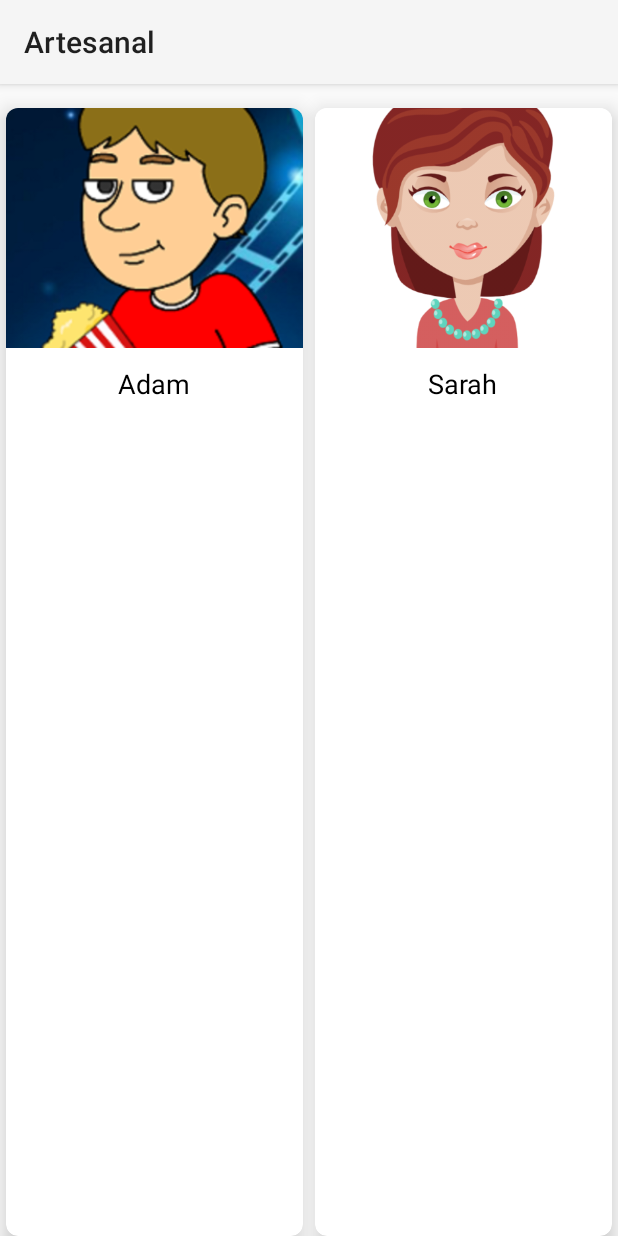
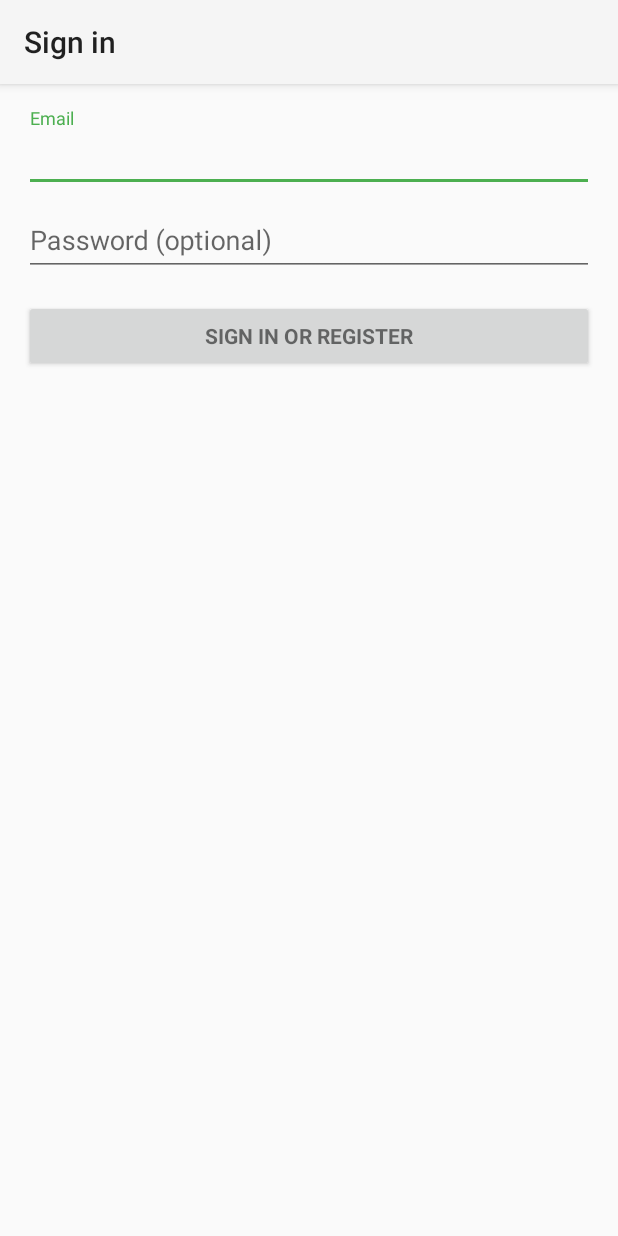
Before and after one commit to codejat/Artesanal, an Android app: the screen it shows after launch (ContactsActivity before the commit, LoginActivity after it), on a phone screen of 412 x 824 dp. Run offline under Robolectric (Android 15) with nearby library versions, the phone set to English and light mode, and no system bars; 2 statements that could not run were skipped.

Commit message:
commit_20130310

```diff
--- /dev/null
+++ b/app/src/main/java/app/com/ecandle/artesanal/activities/LoginActivity.java
@@ -0,0 +1,354 @@
+package app.com.ecandle.artesanal.activities;
+
+import android.animation.Animator;
+import android.animation.AnimatorListenerAdapter;
+import android.annotation.TargetApi;
+import android.app.LoaderManager.LoaderCallbacks;
+import android.content.CursorLoader;
+import android.content.Intent;
+import android.content.Loader;
+import android.content.pm.PackageManager;
+import android.database.Cursor;
+import android.net.Uri;
+import android.os.AsyncTask;
+import android.os.Build;
+import android.os.Bundle;
+import android.provider.ContactsContract;
+import android.support.annotation.NonNull;
+import android.support.design.widget.Snackbar;
+import android.support.v7.app.AppCompatActivity;
+import android.text.TextUtils;
+import android.view.KeyEvent;
+import android.view.View;
+import android.view.View.OnClickListener;
+import android.view.inputmethod.EditorInfo;
+import android.widget.ArrayAdapter;
+import android.widget.AutoCompleteTextView;
+import android.widget.Button;
+import android.widget.EditText;
+import android.widget.TextView;
+
+import java.util.ArrayList;
+import java.util.List;
+
+import app.com.ecandle.artesanal.R;
+
+import static android.Manifest.permission.READ_CONTACTS;
+
+/**
+ * A login screen that offers login via email/password.
+ */
+public class LoginActivity extends AppCompatActivity implements LoaderCallbacks<Cursor> {
+
+    /**
+     * Id to identity READ_CONTACTS permission request.
+     */
+    private static final int REQUEST_READ_CONTACTS = 0;
+
+    /**
+     * A dummy authentication store containing known user names and passwords.
+     * TODO: remove after connecting to a real authentication system.
+     */
+    private static final String[] DUMMY_CREDENTIALS = new String[]{
+            "foo@example.com:hello", "bar@example.com:world"
+    };
+    /**
+     * Keep track of the login task to ensure we can cancel it if requested.
+     */
+    private UserLoginTask mAuthTask = null;
+
+    // UI references.
+    private AutoCompleteTextView mEmailView;
+    private EditText mPasswordView;
+    private View mProgressView;
+    private View mLoginFormView;
+
+    @Override
+    protected void onCreate(Bundle savedInstanceState) {
+        super.onCreate(savedInstanceState);
+        setContentView(R.layout.activity_login);
+        // Set up the login form.
+        mEmailView = (AutoCompleteTextView) findViewById(R.id.email);
+        populateAutoComplete();
+
+        mPasswordView = (EditText) findViewById(R.id.password);
+        mPasswordView.setOnEditorActionListener(new TextView.OnEditorActionListener() {
+            @Override
+            public boolean onEditorAction(TextView textView, int id, KeyEvent keyEvent) {
+                if (id == R.id.login || id == EditorInfo.IME_NULL) {
+                    attemptLogin();
+                    return true;
+                }
+                return false;
+            }
+        });
+
+        Button mEmailSignInButton = (Button) findViewById(R.id.email_sign_in_button);
+        mEmailSignInButton.setOnClickListener(new OnClickListener() {
+            @Override
+            public void onClick(View view) {
+                attemptLogin();
+            }
+        });
+
+        mLoginFormView = findViewById(R.id.login_form);
+        mProgressView = findViewById(R.id.login_progress);
+    }
+
+    private void populateAutoComplete() {
+        if (!mayRequestContacts()) {
+            return;
+        }
+
+        getLoaderManager().initLoader(0, null, this);
+    }
+
+    private boolean mayRequestContacts() {
+        if (Build.VERSION.SDK_INT < Build.VERSION_CODES.M) {
+            return true;
+        }
+        if (checkSelfPermission(READ_CONTACTS) == PackageManager.PERMISSION_GRANTED) {
+            return true;
+        }
+        if (shouldShowRequestPermissionRationale(READ_CONTACTS)) {
+            Snackbar.make(mEmailView, R.string.permission_rationale, Snackbar.LENGTH_INDEFINITE)
+                    .setAction(android.R.string.ok, new View.OnClickListener() {
+                        @Override
+                        @TargetApi(Build.VERSION_CODES.M)
+                        public void onClick(View v) {
+                            requestPermissions(new String[]{READ_CONTACTS}, REQUEST_READ_CONTACTS);
+                        }
+                    });
+        } else {
+            requestPermissions(new String[]{READ_CONTACTS}, REQUEST_READ_CONTACTS);
+        }
+        return false;
+    }
+
+    /**
+     * Callback received when a permissions request has been completed.
+     */
+    @Override
+    public void onRequestPermissionsResult(int requestCode, @NonNull String[] permissions,
+                                           @NonNull int[] grantResults) {
+        if (requestCode == REQUEST_READ_CONTACTS) {
+            if (grantResults.length == 1 && grantResults[0] == PackageManager.PERMISSION_GRANTED) {
+                populateAutoComplete();
+            }
+        }
+    }
+
+
+    /**
+     * Attempts to sign in or register the account specified by the login form.
+     * If there are form errors (invalid email, missing fields, etc.), the
+     * errors are presented and no actual login attempt is made.
+     */
+    private void attemptLogin() {
+        if (mAuthTask != null) {
+            return;
+        }
+
+        // Reset errors.
+        mEmailView.setError(null);
+        mPasswordView.setError(null);
+
+        // Store values at the time of the login attempt.
+        String email = mEmailView.getText().toString();
+        String password = mPasswordView.getText().toString();
+
+        boolean cancel = false;
+        View focusView = null;
+
+        // Check for a valid password, if the user entered one.
+        if (!TextUtils.isEmpty(password) && !isPasswordValid(password)) {
+            mPasswordView.setError(getString(R.string.error_invalid_password));
+            focusView = mPasswordView;
+            cancel = true;
+        }
+
+        // Check for a valid email address.
+        if (TextUtils.isEmpty(email)) {
+            mEmailView.setError(getString(R.string.error_field_required));
+            focusView = mEmailView;
+            cancel = true;
+        } else if (!isEmailValid(email)) {
+            mEmailView.setError(getString(R.string.error_invalid_email));
+            focusView = mEmailView;
+            cancel = true;
+        }
+
+        if (cancel) {
+            // There was an error; don't attempt login and focus the first
+            // form field with an error.
+            focusView.requestFocus();
+        } else {
+            // Show a progress spinner, and kick off a background task to
+            // perform the user login attempt.
+            showProgress(true);
+            mAuthTask = new UserLoginTask(email, password);
+            mAuthTask.execute((Void) null);
+            if (mAuthTask.doInBackground() == true){
+                Intent i = new Intent(this,ContactsActivity.class);
+                startActivity(i);
+            }
+        }
+    }
+
+    private boolean isEmailValid(String email) {
+        //TODO: Replace this with your own logic
+        return email.contains("@");
+    }
+
+    private boolean isPasswordValid(String password) {
+        //TODO: Replace this with your own logic
+        return password.length() > 4;
+    }
+
+    /**
+     * Shows the progress UI and hides the login form.
+     */
+    @TargetApi(Build.VERSION_CODES.HONEYCOMB_MR2)
+    private void showProgress(final boolean show) {
+        // On Honeycomb MR2 we have the ViewPropertyAnimator APIs, which allow
+        // for very easy animations. If available, use these APIs to fade-in
+        // the progress spinner.
+        if (Build.VERSION.SDK_INT >= Build.VERSION_CODES.HONEYCOMB_MR2) {
+            int shortAnimTime = getResources().getInteger(android.R.integer.config_shortAnimTime);
+
+            mLoginFormView.setVisibility(show ? View.GONE : View.VISIBLE);
+            mLoginFormView.animate().setDuration(shortAnimTime).alpha(
+                    show ? 0 : 1).setListener(new AnimatorListenerAdapter() {
+                @Override
+                public void onAnimationEnd(Animator animation) {
+                    mLoginFormView.setVisibility(show ? View.GONE : View.VISIBLE);
+                }
+            });
+
+            mProgressView.setVisibility(show ? View.VISIBLE : View.GONE);
+            mProgressView.animate().setDuration(shortAnimTime).alpha(
+                    show ? 1 : 0).setListener(new AnimatorListenerAdapter() {
+                @Override
+                public void onAnimationEnd(Animator animation) {
+                    mProgressView.setVisibility(show ? View.VISIBLE : View.GONE);
+                }
+            });
+        } else {
+            // The ViewPropertyAnimator APIs are not available, so simply show
+            // and hide the relevant UI components.
+            mProgressView.setVisibility(show ? View.VISIBLE : View.GONE);
+            mLoginFormView.setVisibility(show ? View.GONE : View.VISIBLE);
+        }
+    }
+
+    @Override
+    public Loader<Cursor> onCreateLoader(int i, Bundle bundle) {
+        return new CursorLoader(this,
+                // Retrieve data rows for the device user's 'profile' contact.
+                Uri.withAppendedPath(ContactsContract.Profile.CONTENT_URI,
+                        ContactsContract.Contacts.Data.CONTENT_DIRECTORY), ProfileQuery.PROJECTION,
+
+                // Select only email addresses.
+                ContactsContract.Contacts.Data.MIMETYPE +
+                        " = ?", new String[]{ContactsContract.CommonDataKinds.Email
+                .CONTENT_ITEM_TYPE},
+
+                // Show primary email addresses first. Note that there won't be
+                // a primary email address if the user hasn't specified one.
+                ContactsContract.Contacts.Data.IS_PRIMARY + " DESC");
+    }
+
+    @Override
+    public void onLoadFinished(Loader<Cursor> cursorLoader, Cursor cursor) {
+        List<String> emails = new ArrayList<>();
+        cursor.moveToFirst();
+        while (!cursor.isAfterLast()) {
+            emails.add(cursor.getString(ProfileQuery.ADDRESS));
+            cursor.moveToNext();
+        }
+
+        addEmailsToAutoComplete(emails);
+    }
+
+    @Override
+    public void onLoaderReset(Loader<Cursor> cursorLoader) {
+
+    }
+
+    private void addEmailsToAutoComplete(List<String> emailAddressCollection) {
+        //Create adapter to tell the AutoCompleteTextView what to show in its dropdown list.
+        ArrayAdapter<String> adapter =
+                new ArrayAdapter<>(LoginActivity.this,
+                        android.R.layout.simple_dropdown_item_1line, emailAddressCollection);
+
+        mEmailView.setAdapter(adapter);
+    }
+
+
+    private interface ProfileQuery {
+        String[] PROJECTION = {
+                ContactsContract.CommonDataKinds.Email.ADDRESS,
+                ContactsContract.CommonDataKinds.Email.IS_PRIMARY,
+        };
+
+        int ADDRESS = 0;
+        int IS_PRIMARY = 1;
+    }
+
+    /**
+     * Represents an asynchronous login/registration task used to authenticate
+     * the user.
+     */
+    public class UserLoginTask extends AsyncTask<Void, Void, Boolean> {
+
+        private final String mEmail;
+        private final String mPassword;
+
+        UserLoginTask(String email, String password) {
+            mEmail = email;
+            mPassword = password;
+        }
+
+        @Override
+        protected Boolean doInBackground(Void... params) {
+            // TODO: attempt authentication against a network service.
+
+            try {
+                // Simulate network access.
+                Thread.sleep(2000);
+            } catch (InterruptedException e) {
+                return false;
+            }
+
+            for (String credential : DUMMY_CREDENTIALS) {
+                String[] pieces = credential.split(":");
+                if (pieces[0].equals(mEmail)) {
+                    // Account exists, return true if the password matches.
+                    return pieces[1].equals(mPassword);
+                }
+            }
+
+            // TODO: register the new account here.
+            return true;
+        }
+
+        @Override
+        protected void onPostExecute(final Boolean success) {
+            mAuthTask = null;
+            showProgress(false);
+
+            if (success) {
+                finish();
+            } else {
+                mPasswordView.setError(getString(R.string.error_incorrect_password));
+                mPasswordView.requestFocus();
+            }
+        }
+
+        @Override
+        protected void onCancelled() {
+            mAuthTask = null;
+            showProgress(false);
+        }
+    }
+}
--- a/app/src/main/java/app/com/ecandle/artesanal/models/Contact.java
+++ b/app/src/main/java/app/com/ecandle/artesanal/models/Contact.java
@@ -9,7 +9,7 @@ import java.util.ArrayList;
 import java.util.List;
 
 import app.com.ecandle.artesanal.R;
-// Artesanal Jtomaylla 2016-03-09
+
 // Container class to hold Contact information.
 public class Contact implements Serializable {
     private String mName;
--- a/app/src/main/res/layout/activity_contacts.xml
+++ b/app/src/main/res/layout/activity_contacts.xml
@@ -4,7 +4,7 @@
     android:layout_width="match_parent"
     android:layout_height="match_parent"
     tools:context=".CardsActivity">
-    <!--Artesanal Jtomaylla 2016-03-09-->
+
     <android.support.v7.widget.RecyclerView
         android:id="@+id/rvContacts"
         android:layout_width="match_parent"
--- a/app/src/main/res/layout/activity_details.xml
+++ b/app/src/main/res/layout/activity_details.xml
@@ -2,7 +2,7 @@
     android:id="@+id/rldetailsContainer"
     android:layout_width="match_parent"
     android:layout_height="match_parent">
-    <!--Artesanal Jtomaylla 2016-03-09-->
+
     <ImageView
         android:id="@+id/ivProfile"
         android:scaleType="centerCrop"
--- /dev/null
+++ b/app/src/main/res/layout/activity_login.xml
@@ -0,0 +1,77 @@
+<LinearLayout xmlns:android="http://schemas.android.com/apk/res/android"
+    xmlns:tools="http://schemas.android.com/tools"
+    android:layout_width="match_parent"
+    android:layout_height="match_parent"
+    android:gravity="center_horizontal"
+    android:orientation="vertical"
+    android:paddingBottom="@dimen/activity_vertical_margin"
+    android:paddingLeft="@dimen/activity_horizontal_margin"
+    android:paddingRight="@dimen/activity_horizontal_margin"
+    android:paddingTop="@dimen/activity_vertical_margin"
+    tools:context="app.com.ecandle.artesanal.activities.LoginActivity">
+
+    <!-- Login progress -->
+    <ProgressBar
+        android:id="@+id/login_progress"
+        style="?android:attr/progressBarStyleLarge"
+        android:layout_width="wrap_content"
+        android:layout_height="wrap_content"
+        android:layout_marginBottom="8dp"
+        android:visibility="gone" />
+
+    <ScrollView
+        android:id="@+id/login_form"
+        android:layout_width="match_parent"
+        android:layout_height="match_parent">
+
+        <LinearLayout
+            android:id="@+id/email_login_form"
+            android:layout_width="match_parent"
+            android:layout_height="wrap_content"
+            android:orientation="vertical">
+
+            <android.support.design.widget.TextInputLayout
+                android:layout_width="match_parent"
+                android:layout_height="wrap_content">
+
+                <AutoCompleteTextView
+                    android:id="@+id/email"
+                    android:layout_width="match_parent"
+                    android:layout_height="wrap_content"
+                    android:hint="@string/prompt_email"
+                    android:inputType="textEmailAddress"
+                    android:maxLines="1"
+                    android:singleLine="true" />
+
+            </android.support.design.widget.TextInputLayout>
+
+            <android.support.design.widget.TextInputLayout
+                android:layout_width="match_parent"
+                android:layout_height="wrap_content">
+
+                <EditText
+                    android:id="@+id/password"
+                    android:layout_width="match_parent"
+                    android:layout_height="wrap_content"
+                    android:hint="@string/prompt_password"
+                    android:imeActionId="@+id/login"
+                    android:imeActionLabel="@string/action_sign_in_short"
+                    android:imeOptions="actionUnspecified"
+                    android:inputType="textPassword"
+                    android:maxLines="1"
+                    android:singleLine="true" />
+
+            </android.support.design.widget.TextInputLayout>
+
+            <Button
+                android:id="@+id/email_sign_in_button"
+                style="?android:textAppearanceSmall"
+                android:layout_width="match_parent"
+                android:layout_height="wrap_content"
+                android:layout_marginTop="16dp"
+                android:text="@string/action_sign_in"
+                android:textStyle="bold" />
+
+        </LinearLayout>
+    </ScrollView>
+</LinearLayout>
--- a/app/src/main/res/menu/menu_contacts.xml
+++ b/app/src/main/res/menu/menu_contacts.xml
@@ -1,5 +1,5 @@
 <menu xmlns:android="http://schemas.android.com/apk/res/android"
     xmlns:tools="http://schemas.android.com/tools"
     tools:context=".ContactsActivity">
-    <!--Artesanal Jtomaylla 2016-03-09-->
+
 </menu>
--- a/app/src/main/res/values/strings.xml
+++ b/app/src/main/res/values/strings.xml
@@ -3,5 +3,19 @@
     <!--Artesanal Jtomaylla 2016-03-09-->
     <string name="app_name">Artesanal</string>
     <string name="title_activity_details">DetailsActivity</string>
+    <string name="title_activity_login">Sign in</string>
+
+    <!-- Strings related to login -->
+    <string name="prompt_email">Email</string>
+    <string name="prompt_password">Password (optional)</string>
+    <string name="action_sign_in">Sign in or register</string>
+    <string name="action_sign_in_short">Sign in</string>
+    <string name="error_invalid_email">This email address is invalid</string>
+    <string name="error_invalid_password">This password is too short</string>
+    <string name="error_incorrect_password">This password is incorrect</string>
+    <string name="error_field_required">This field is required</string>
+    <string name="permission_rationale">"Contacts permissions are needed for providing email
+        completions."
+    </string>
 
 </resources>
```
Also changed, not shown: app/src/main/AndroidManifest.xml (+13 -5 lines), app/src/main/java/app/com/ecandle/artesanal/adapters/ContactsAdapter.java (+4 -8 lines).
